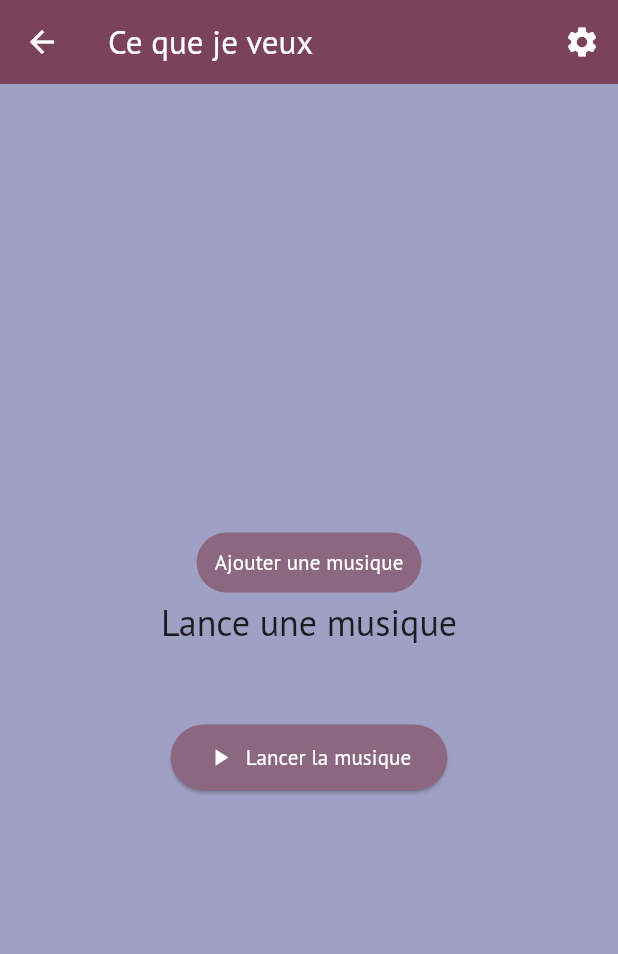
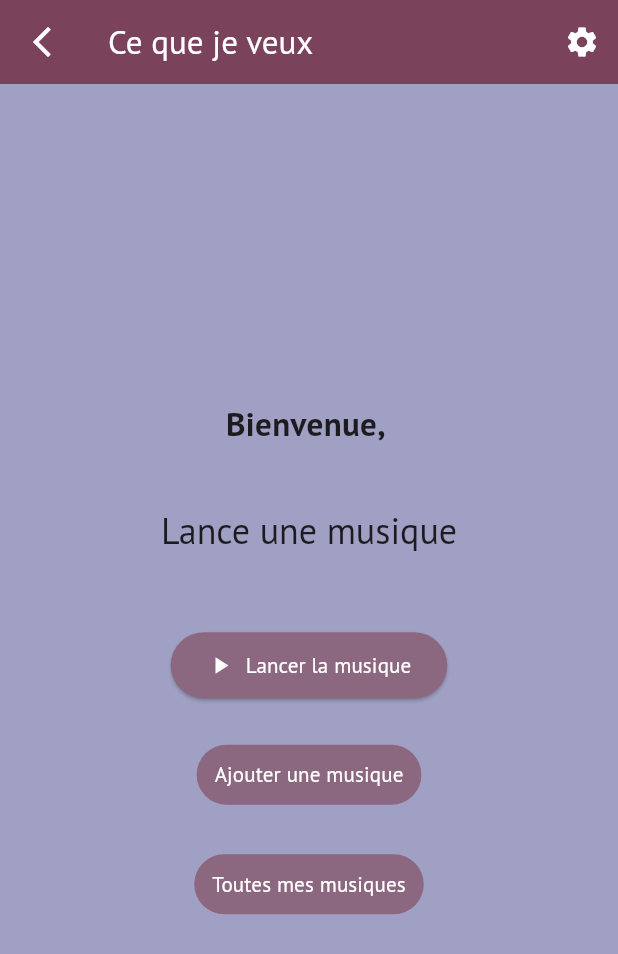
Before and after one commit to KilianBrd/CeKeTuVe, a Flutter app: the MyHomePage screen opened by its route, on a phone screen of 412 x 824 dp. Shown: the top 954 px of the screen. Run offline on Flutter 3.47's test engine with Material 3 defaults, Android fonts, the phone set to English and light mode, and no system bars; our stand-ins replace audioplayers, cloud_firestore, firebase_auth, firebase_core, google_fonts, shared_preferences; missing offline and left inert: youtube_explode_dart; accounts and stored records are empty.

Commit message:
- Page supprimer la musique. - Voir ses musiques.

```diff
--- a/lib/pages/musics/home.dart
+++ b/lib/pages/musics/home.dart
@@ -3,9 +3,11 @@ import 'dart:math';
 import 'dart:ui';
 
 import 'package:audioplayers/audioplayers.dart';
+import 'package:cequejeveux/Model/User.dart';
 import 'package:cequejeveux/Model/music.dart';
 import 'package:cequejeveux/pages/login/signup.dart';
 import 'package:cequejeveux/pages/musics/addMusics.dart';
+import 'package:cequejeveux/pages/musics/allMusicsUser.dart';
 import 'package:cequejeveux/tools.dart';
 import 'package:cequejeveux/widget/PageTemplate.dart';
 import 'package:cloud_firestore/cloud_firestore.dart';
@@ -30,6 +32,7 @@ class _MyHomePageState extends State<MyHomePage> {
   String musicTitle = '';
   String musicArtist = '';
   String? userId;
+  String? pseudo;
 
   @override
   void initState() {
@@ -39,8 +42,10 @@ class _MyHomePageState extends State<MyHomePage> {
 
   void _setupAudioPlayer() async {
     SharedPreferences prefs = await SharedPreferences.getInstance();
+    userId = prefs.getString('userId');
+    String? tempoPseudo = await User().getPseudoById(userId.toString());
     setState(() {
-      userId = prefs.getString('userId');
+      pseudo = tempoPseudo;
     });
     // Listen for state changes using the updated API
     _audioPlayer.onPlayerStateChanged.listen((PlayerState state) {
@@ -160,19 +165,14 @@ class _MyHomePageState extends State<MyHomePage> {
         child: Column(
           mainAxisAlignment: MainAxisAlignment.center,
           children: <Widget>[
-            TextButton(
-              style: TextButton.styleFrom(
-                foregroundColor: Colors.white,
-                backgroundColor: color4,
+            Text(
+              'Bienvenue, ${pseudo ?? ''}',
+              style: TextStyle(
+                fontSize: 22,
+                fontWeight: FontWeight.bold,
               ),
-              onPressed: () {
-                Navigator.push(
-                  context,
-                  MaterialPageRoute(builder: (context) => AddMusicPage()),
-                );
-              },
-              child: Text('Ajouter une musique'),
             ),
+            spacingXL,
             Text(
               _isPlaying
                   ? "En train de lire : $musicTitle - $musicArtist"
@@ -217,6 +217,39 @@ class _MyHomePageState extends State<MyHomePage> {
                 ),
               ],
             ),
+            spacingM,
+            TextButton(
+              style: TextButton.styleFrom(
+                foregroundColor: Colors.white,
+                backgroundColor: color4,
+              ),
+              onPressed: () {
+                Navigator.push(
+                  context,
+                  MaterialPageRoute(builder: (context) => AddMusicPage()),
+                );
+              },
+              child: Text(
+                'Ajouter une musique',
+              ),
+            ),
+            spacingM,
+            TextButton(
+              style: TextButton.styleFrom(
+                foregroundColor: Colors.white,
+                backgroundColor: color4,
+              ),
+              onPressed: () {
+                Navigator.push(
+                  context,
+                  MaterialPageRoute(
+                      builder: (context) => AllMusicsByUserPage()),
+                );
+              },
+              child: Text(
+                'Toutes mes musiques',
+              ),
+            ),
           ],
         ),
       ),
--- a/lib/widget/PageTemplate.dart
+++ b/lib/widget/PageTemplate.dart
@@ -38,6 +38,16 @@ class _PageTemplateState extends State<PageTemplate> {
     return Scaffold(
         backgroundColor: widget.backgroundColor,
         appBar: AppBar(
+          automaticallyImplyLeading: false,
+          leading: MouseRegion(
+            cursor: SystemMouseCursors.click,
+            child: GestureDetector(
+              onTap: () {
+                Navigator.pop(context);
+              },
+              child: Icon(Icons.arrow_back_ios_new),
+            ),
+          ),
           foregroundColor: Colors.white,
           actions: [
             IconButton(
```
Also changed, not shown: lib/Model/User.dart (+12 -0 lines), lib/Model/music.dart (+15 -0 lines), lib/pages/musics/allMusicsUser.dart (added, +89 -0 lines).
